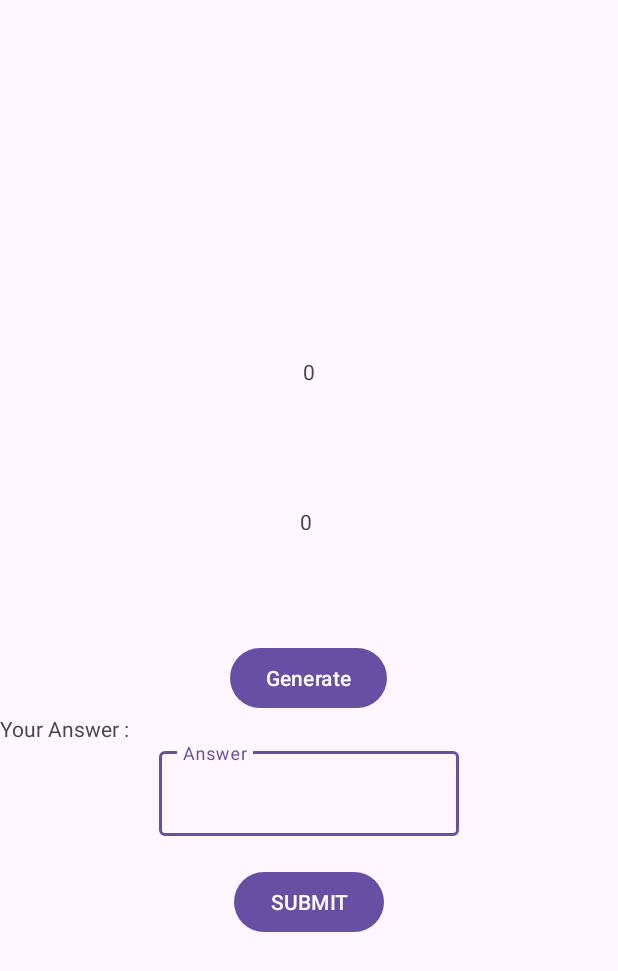
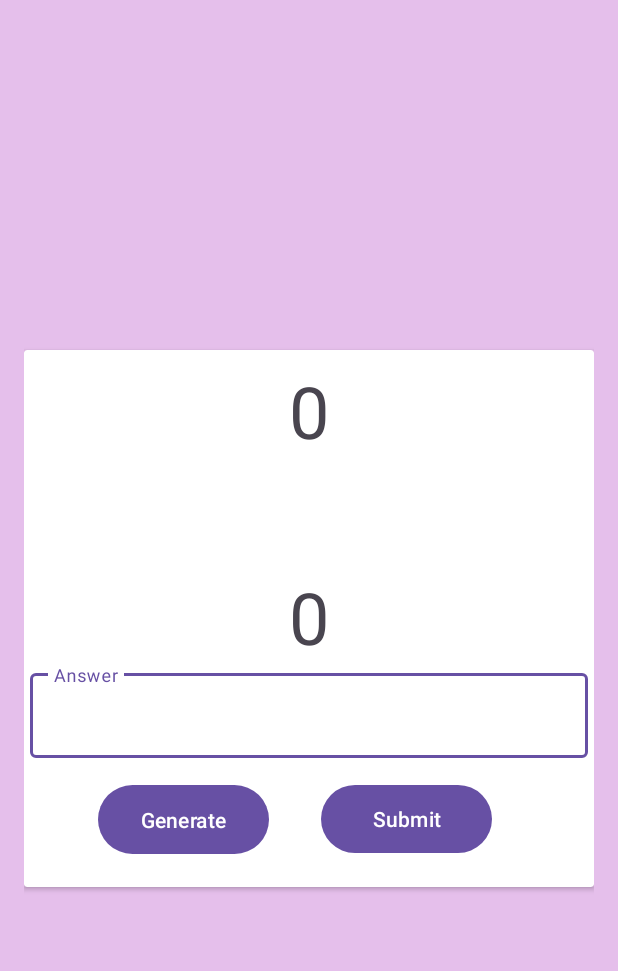
Before and after one commit to nirbhay221/CAS-CS-501--Flash-Card-Application, an Android app: the MainActivity2 screen opened directly, with no data from a screen before it, on a phone screen of 412 x 824 dp. Shown: the top 971 px of the screen. Run offline under Robolectric (Android 15) with nearby library versions, the phone set to English and light mode, and no system bars.

Commit message:
UI change.

```diff
--- a/app/build.gradle.kts
+++ b/app/build.gradle.kts
@@ -46,4 +46,5 @@ dependencies {
     implementation("androidx.activity:activity-ktx:1.4.0")
     androidTestImplementation("androidx.test.ext:junit:1.1.5")
     androidTestImplementation("androidx.test.espresso:espresso-core:3.5.1")
+    implementation("androidx.fragment:fragment:1.2.4")
 }
--- a/app/src/main/java/com/example/calculatorflashcardapp/FlashCardViewModel.kt
+++ b/app/src/main/java/com/example/calculatorflashcardapp/FlashCardViewModel.kt
@@ -1,5 +1,6 @@
 package com.example.calculatorflashcardapp
 
+import android.widget.Button
 import androidx.lifecycle.SavedStateHandle
 import androidx.lifecycle.ViewModel
 import kotlin.random.Random
@@ -22,6 +23,7 @@ class FlashCardViewModel(private val savedStateHandle: SavedStateHandle) : ViewM
     var score: Int
     get() = savedStateHandle.get(CURRENT_SCORE_KEY) ?: 0
     set(value) = savedStateHandle.set(CURRENT_SCORE_KEY, value)
+
     var operand1: Int
         get() = savedStateHandle.get(CURRENT_OPERAND1_KEY) ?: 0
         set(value) = savedStateHandle.set(CURRENT_OPERAND1_KEY, value)
@@ -50,10 +52,12 @@ class FlashCardViewModel(private val savedStateHandle: SavedStateHandle) : ViewM
         get() = savedStateHandle.get(CURRENT_TOTALPROBLEMS_KEY) ?: 0
         set(value) = savedStateHandle.set(CURRENT_TOTALPROBLEMS_KEY, value)
 
+
     fun generateProblems(){
         this.totalProblems= 10;
     }
     fun generateFlashCard() {
+
         operand1 = (1..99).random()
         operand2 = (1..20).random()
         operator = when {
--- a/app/src/main/java/com/example/calculatorflashcardapp/MainActivity2.kt
+++ b/app/src/main/java/com/example/calculatorflashcardapp/MainActivity2.kt
@@ -18,6 +18,8 @@ class MainActivity2 : AppCompatActivity() {
     private lateinit var operand2Id : TextView
     private lateinit var answerId : TextInputEditText
     private lateinit var submitId : Button
+
+    private var isGenerateButtonVisible = true
 
     private val flashViewModel by viewModels<FlashCardViewModel>()
 
@@ -88,6 +90,7 @@ class MainActivity2 : AppCompatActivity() {
                 operand2Id.text = ""
                 operatorId.text = ""
                 Toast.makeText(this, "Score: ${flashViewModel.score}", Toast.LENGTH_LONG).show()
+                Toast.makeText(this, "Score: ${flashViewModel.score}", Toast.LENGTH_LONG).show()
                 flashViewModel.score = 0
                 generateButton.visibility = Button.VISIBLE
             }
--- a/app/src/main/res/layout/activity_main2.xml
+++ b/app/src/main/res/layout/activity_main2.xml
@@ -1,92 +1,140 @@
 <?xml version="1.0" encoding="utf-8"?>
-<LinearLayout xmlns:android="http://schemas.android.com/apk/res/android"
+<!--<ScrollView xmlns:android="http://schemas.android.com/apk/res/android"-->
+<!--    xmlns:app="http://schemas.android.com/apk/res-auto"-->
+<!--    xmlns:tools="http://schemas.android.com/tools"-->
+<!--    android:layout_width="match_parent"-->
+<!--    android:layout_height="match_parent"-->
+<!--    android:layout_gravity="center"-->
+<!--    tools:context=".MainActivity2">-->
+
+<!--    <TextView-->
+<!--        android:id="@+id/textView"-->
+<!--        android:layout_width="wrap_content"-->
+<!--        android:layout_height="wrap_content"-->
+<!--        android:layout_gravity="center"-->
+<!--        android:text="Succeful Login Attempt !" />-->
+<!--</ScrollView>-->
+<!--<?xml version="1.0" encoding="utf-8"?>-->
+<androidx.constraintlayout.widget.ConstraintLayout xmlns:android="http://schemas.android.com/apk/res/android"
+    xmlns:app="http://schemas.android.com/apk/res-auto"
     xmlns:tools="http://schemas.android.com/tools"
     android:layout_width="match_parent"
     android:layout_height="match_parent"
-    android:orientation="vertical"
-    android:layout_gravity="center"
-    android:gravity="center"
-    tools:context=".MainActivity2">
+    android:background="#E5BFEB"
+    android:padding="16dp">
 
-    <com.google.android.material.textfield.TextInputLayout
-        android:layout_width="match_parent"
-        android:layout_height="wrap_content">
-
-        <TextView
-            android:id="@+id/operandId"
-            android:layout_width="match_parent"
-            android:layout_height="100dp"
-            android:gravity="center"
-
-            android:text="@string/firstoperand" />
-
-    </com.google.android.material.textfield.TextInputLayout>
-
-    <com.google.android.material.textfield.TextInputLayout
+    <androidx.cardview.widget.CardView
         android:layout_width="match_parent"
         android:layout_height="wrap_content"
-        android:orientation="horizontal">
+        app:layout_constraintBottom_toBottomOf="parent"
+        app:layout_constraintEnd_toEndOf="parent"
+        app:layout_constraintStart_toStartOf="parent"
+        app:layout_constraintTop_toTopOf="parent">
 
-        <LinearLayout
+        <androidx.constraintlayout.widget.ConstraintLayout
             android:layout_width="match_parent"
-            android:layout_height="wrap_content"
-            android:orientation="horizontal">
+            android:layout_height="358dp"
+            android:padding="4dp">
+
+            <!--            <ImageView-->
+            <!--                android:id="@+id/header_image"-->
+            <!--                android:layout_width="match_parent"-->
+            <!--                android:layout_height="200dp"-->
+            <!--                android:src="@drawable/logo"-->
+            <!--                app:layout_constraintEnd_toEndOf="parent"-->
+            <!--                app:layout_constraintStart_toStartOf="parent"-->
+            <!--                app:layout_constraintTop_toTopOf="parent" />-->
 
             <TextView
+                android:id="@+id/operandId"
+                style="@style/TextAppearance.MaterialComponents.Headline3"
+                android:layout_width="match_parent"
+                android:layout_height="wrap_content"
+                android:layout_marginTop="4dp"
+                android:text="1"
+                android:textAlignment="center"
+                app:layout_constraintEnd_toEndOf="parent"
+                app:layout_constraintStart_toStartOf="parent"
+                app:layout_constraintTop_toTopOf="parent" />
 
-                android:layout_marginLeft="150dp"
+            <TextView
                 android:id="@+id/operatorId"
-                android:layout_width="wrap_content"
-                android:layout_height="50dp"
-                android:gravity="center"
-                android:text="@string/operator" />
+                style="@style/TextAppearance.MaterialComponents.Headline3"
+                android:layout_width="match_parent"
+                android:layout_height="wrap_content"
+                android:layout_marginTop="4dp"
+                android:text="+"
+                android:textAlignment="center"
+                app:layout_constraintEnd_toEndOf="parent"
+                app:layout_constraintStart_toStartOf="parent"
+                app:layout_constraintTop_toBottomOf="@id/operandId" />
 
             <TextView
                 android:id="@+id/secondoperandId"
-                android:layout_width="wrap_content"
-                android:layout_height="100dp"
-                android:layout_marginLeft="50dp"
-                android:gravity="center"
-                android:text="@string/secondoperand" />
-        </LinearLayout>
-    </com.google.android.material.textfield.TextInputLayout>
+                style="@style/TextAppearance.MaterialComponents.Headline3"
+                android:layout_width="match_parent"
+                android:layout_height="wrap_content"
+                android:layout_marginTop="4dp"
+                android:text="2"
+                android:textAlignment="center"
+                app:layout_constraintEnd_toEndOf="parent"
+                app:layout_constraintStart_toStartOf="parent"
+                app:layout_constraintTop_toBottomOf="@id/operatorId" />
 
-    <Button
-        android:id="@+id/generateId"
-        android:layout_marginTop="30dp"
-        android:layout_width="wrap_content"
-        android:layout_height="wrap_content"
-        android:text="Generate" />
+            <com.google.android.material.textfield.TextInputLayout
+                android:layout_width="match_parent"
+                android:layout_height="wrap_content"
+                app:layout_constraintEnd_toEndOf="parent"
+                app:layout_constraintStart_toStartOf="parent"
+                app:layout_constraintTop_toBottomOf="@id/secondoperandId"
+                tools:layout_editor_absoluteX="1dp"
+                tools:layout_editor_absoluteY="209dp">
 
-    <TextView
-        android:id="@+id/textView5"
-        android:layout_width="match_parent"
-        android:layout_height="wrap_content"
-        android:text="Your Answer : " />
-    <LinearLayout
-    android:layout_width="wrap_content"
-    android:layout_height="wrap_content"
-    android:orientation="horizontal">
-    <com.google.android.material.textfield.TextInputLayout
-        android:layout_width="match_parent"
-        android:layout_height="match_parent">
+                <com.google.android.material.textfield.TextInputEditText
+                    android:id="@+id/answerId"
+                    android:layout_width="match_parent"
+                    android:layout_height="wrap_content"
+                    android:hint="Answer"
+                    android:textAlignment="center" />
+            </com.google.android.material.textfield.TextInputLayout>
 
-        <com.google.android.material.textfield.TextInputEditText
-            android:id="@+id/answerId"
-            android:layout_width="200dp"
-            android:layout_height="match_parent"
-            android:textSize="16sp"
+            <Button
+                android:id="@+id/answerSubmitId"
+                android:layout_width="114dp"
+                android:layout_height="53dp"
+                android:layout_marginTop="76dp"
+                android:text="Submit"
+                app:layout_constraintEnd_toEndOf="parent"
+                app:layout_constraintHorizontal_bias="0.751"
+                app:layout_constraintStart_toStartOf="parent"
+                app:layout_constraintTop_toBottomOf="@id/secondoperandId" />
 
-            android:hint="Answer" />
-    </com.google.android.material.textfield.TextInputLayout>
+            <Button
+                android:id="@+id/generateId"
+                android:layout_width="114dp"
+                android:layout_height="54dp"
+                android:layout_marginTop="76dp"
 
-    </LinearLayout>
+                android:text="Generate"
+                app:layout_constraintEnd_toEndOf="parent"
 
-    <Button
-        android:id="@+id/answerSubmitId"
-        android:layout_marginTop="20dp"
-        android:layout_width="wrap_content"
-        android:layout_height="wrap_content"
-        android:text="SUBMIT" />
+                app:layout_constraintHorizontal_bias="0.177"
+                app:layout_constraintStart_toStartOf="parent"
+                app:layout_constraintTop_toBottomOf="@id/secondoperandId" />
 
-</LinearLayout>
+        </androidx.constraintlayout.widget.ConstraintLayout>
+
+    </androidx.cardview.widget.CardView>
+
+
+    <!--    <Button-->
+    <!--        android:id="@+id/submit"-->
+    <!--        android:layout_width="wrap_content"-->
+    <!--        android:layout_height="wrap_content"-->
+    <!--        android:text="@string/submit"-->
+    <!--        tools:layout_editor_absoluteX="156dp"-->
+    <!--        tools:layout_editor_absoluteY="540dp"-->
+    <!--        app:layout_constraintEnd_toEndOf="parent"-->
+    <!--        app:layout_constraintStart_toStartOf="parent"-->
+    <!--        app:layout_constraintTop_toBottomOf="CardView"/>-->
+</androidx.constraintlayout.widget.ConstraintLayout>
```
Also changed, not shown: 1 other file.
